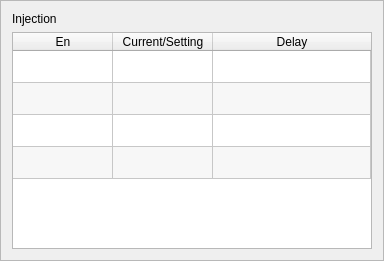
Old version of the form hcinstruction/ichcinjectionpage.ui in the repository GaussCheng/2-5AxisPunch.
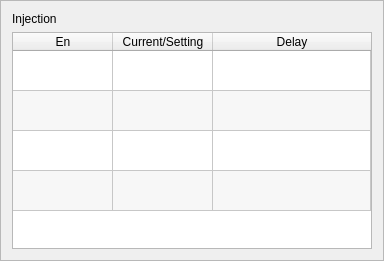
New version of the form. Icons and pictures are not drawn.

Patch:
```diff
--- a/hcinstruction/ichcinjectionpage.ui
+++ b/hcinstruction/ichcinjectionpage.ui
@@ -115,10 +115,10 @@
       <bool>false</bool>
      </attribute>
      <attribute name="verticalHeaderDefaultSectionSize">
-      <number>32</number>
+      <number>40</number>
      </attribute>
      <attribute name="verticalHeaderMinimumSectionSize">
-      <number>32</number>
+      <number>40</number>
      </attribute>
      <attribute name="verticalHeaderStretchLastSection">
       <bool>false</bool>
```
